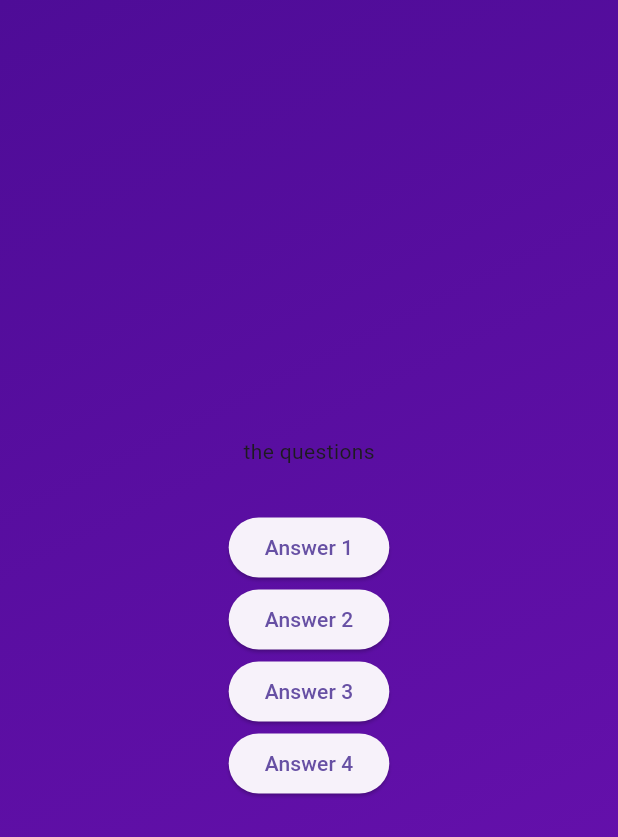
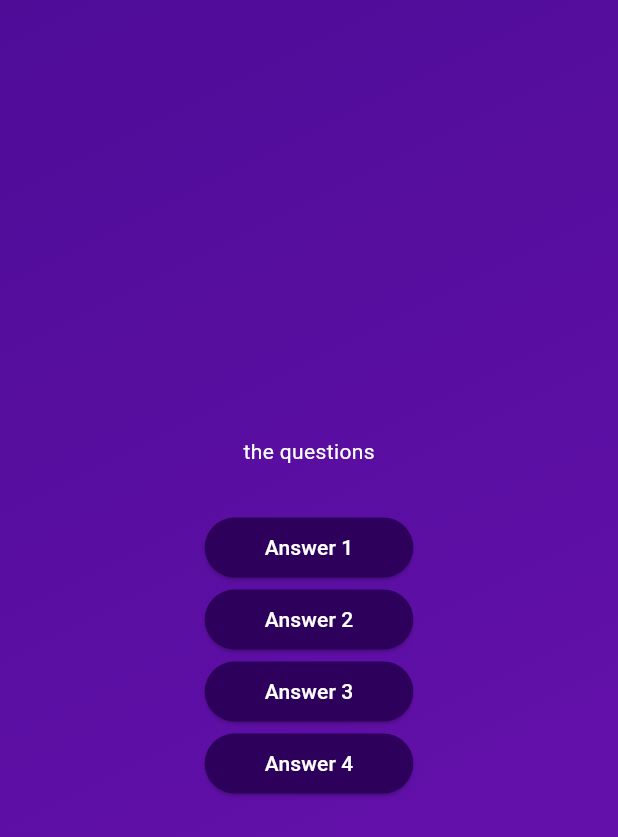
Before and after one commit to Lincxx/flutter-quiz-app, a Flutter app: the screen it shows after launch, after a tap on "Start Quiz", on a phone screen of 412 x 824 dp. Shown: the top 837 px of the screen. Run offline on Flutter 3.47's test engine with Material 3 defaults, Android fonts, the phone set to English and light mode, and no system bars.

Commit message:
creating reusable, custom styled button

```diff
--- /dev/null
+++ b/lib/answer_button.dart
@@ -0,0 +1,25 @@
+import 'package:flutter/material.dart';
+
+class AnswerButton extends StatelessWidget {
+  const AnswerButton({
+    super.key,
+    required this.answerText,
+    required this.onTap,
+  });
+
+  final String answerText;
+  final void Function() onTap;
+
+  @override
+  Widget build(BuildContext context) {
+    return ElevatedButton(
+      onPressed: onTap,
+      style: ElevatedButton.styleFrom(
+        padding: const EdgeInsets.symmetric(vertical: 10, horizontal: 40) ,
+          backgroundColor: const Color.fromARGB(255, 45, 0, 92),
+          foregroundColor: Colors.white,
+          shape: RoundedRectangleBorder(borderRadius: BorderRadius.circular(40))),
+      child: Text(answerText),
+    );
+  }
+}
--- a/lib/questions_screen.dart
+++ b/lib/questions_screen.dart
@@ -1,4 +1,5 @@
 import 'package:flutter/material.dart';
+import 'package:quiz_app/answer_button.dart';
 
 class QuestionsScreen extends StatefulWidget {
   const QuestionsScreen({super.key});
@@ -15,26 +16,27 @@ class _QuestionsScreenState extends State<QuestionsScreen> {
       child: Column(
         mainAxisAlignment: MainAxisAlignment.center,
         children: [
-          const Text('the questions'),
+          const Text('the questions', style: TextStyle(color: Colors.white)),
           const SizedBox(
             height: 30,
           ),
-          ElevatedButton(
-            onPressed: () {},
-            child: const Text('Answer 1'),
+          AnswerButton(
+            answerText: 'Answer 1',
+            onTap: () {},
           ),
-          ElevatedButton(
-            onPressed: () {},
-            child: const Text('Answer 2'),
+          AnswerButton(
+            answerText: 'Answer 2',
+            onTap: () {},
           ),
-          ElevatedButton(
-            onPressed: () {},
-            child: const Text('Answer 3'),
+          AnswerButton(
+            answerText: 'Answer 3',
+            onTap: () {},
           ),
-          ElevatedButton(
-            onPressed: () {},
-            child: const Text('Answer 4'),
+          AnswerButton(
+            answerText: 'Answer 4',
+            onTap: () {},
           ),
+
         ],
       ),
     );
```
